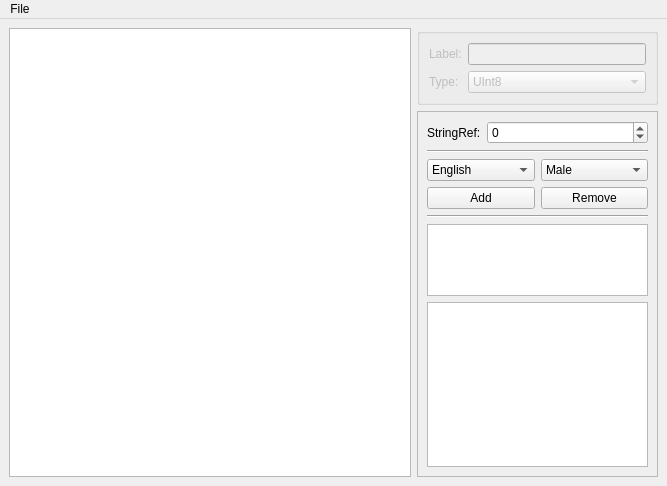
Above: ui/editors/gff/gff_editor.ui from NickHugi/PyKotor before the change. Below: the same form after it.
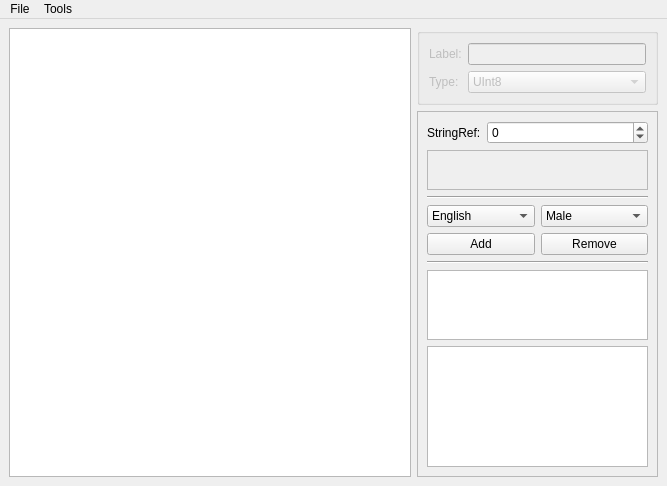
That is the form after the change. The open tabs and pages were chosen to show the change. Custom widgets are drawn as their Qt base class.

Commit message: Display TLK string for LocalizedStrings and allow user to select TLK

What changed in the file:
```diff
--- a/ui/editors/gff/gff_editor.ui
+++ b/ui/editors/gff/gff_editor.ui
@@ -402,6 +402,28 @@
             </item>
            </layout>
           </item>
+          <item>
+           <widget class="QPlainTextEdit" name="tlkTextEdit">
+            <property name="enabled">
+             <bool>false</bool>
+            </property>
+            <property name="minimumSize">
+             <size>
+              <width>0</width>
+              <height>40</height>
+             </size>
+            </property>
+            <property name="maximumSize">
+             <size>
+              <width>16777215</width>
+              <height>40</height>
+             </size>
+            </property>
+            <property name="readOnly">
+             <bool>true</bool>
+            </property>
+           </widget>
+          </item>
           <item>
            <widget class="Line" name="line">
             <property name="orientation">
@@ -532,7 +554,14 @@
     <addaction name="separator"/>
     <addaction name="actionExit"/>
    </widget>
+   <widget class="QMenu" name="menuTools">
+    <property name="title">
+     <string>Tools</string>
+    </property>
+    <addaction name="actionSetTLK"/>
+   </widget>
    <addaction name="menuFile"/>
+   <addaction name="menuTools"/>
   </widget>
   <action name="actionNew">
    <property name="text">
```
Left out of the diff: 7 changed lines with no effect on the pictures. The commit also changes 2 other files.
